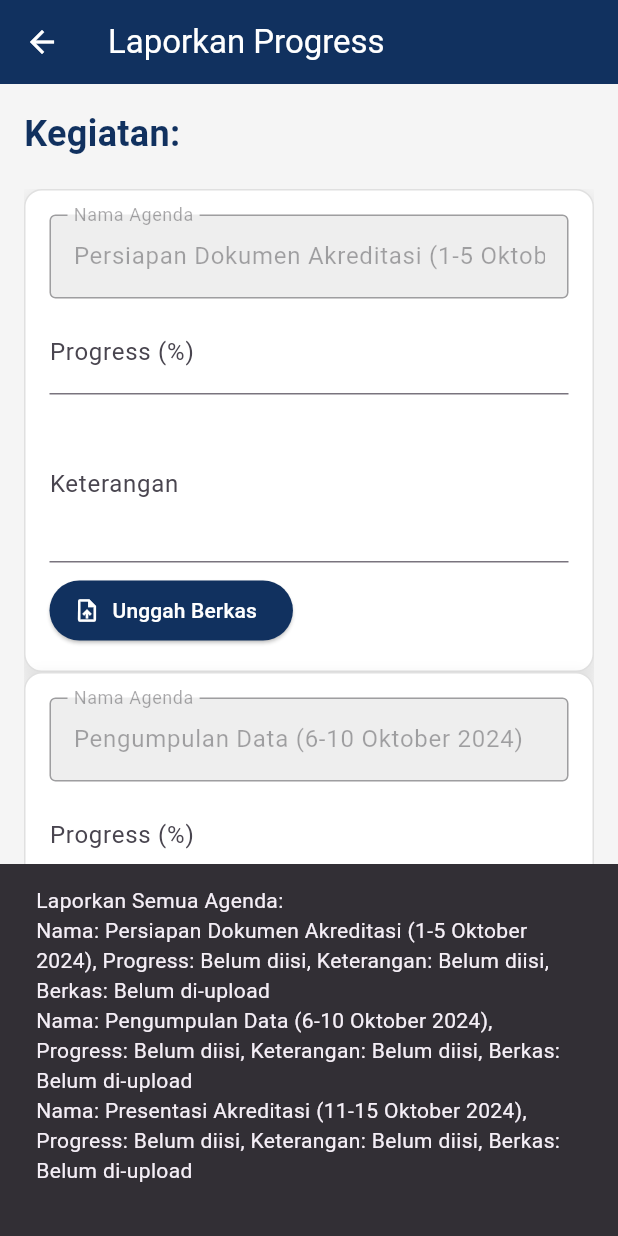
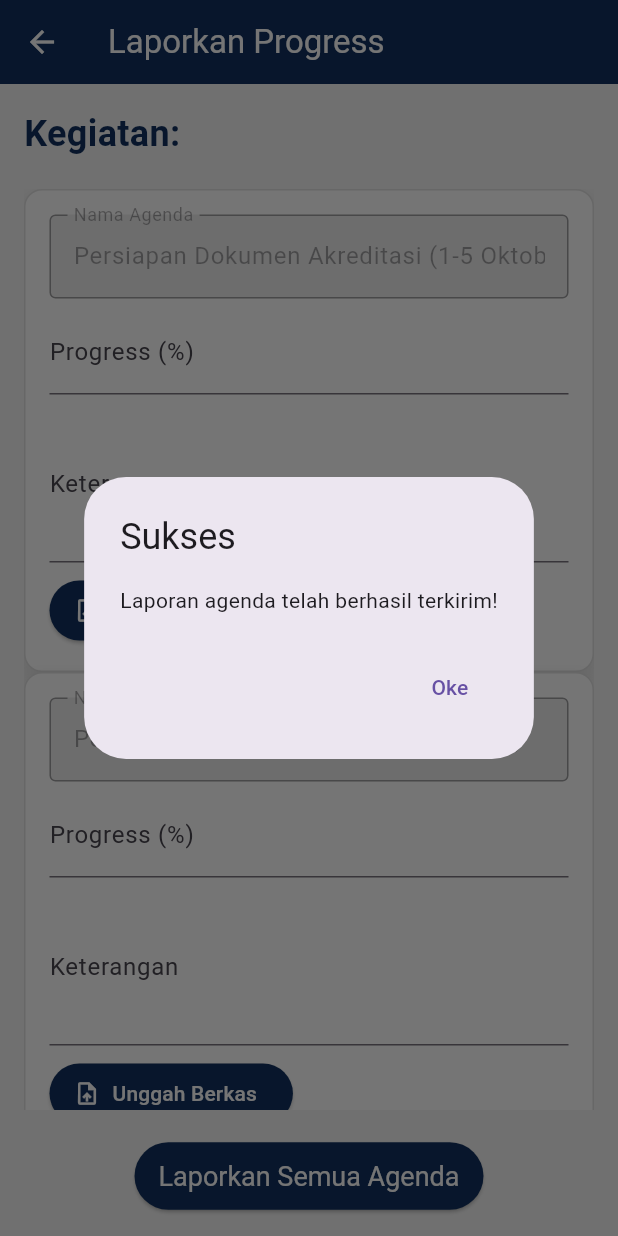
Before and after one commit to Silmymaulia/PemrogramanMobile, a Flutter app: the LaporkanProgressAgenda2Page screen opened directly with empty values, after a tap on "Laporkan Semua Agenda", on a phone screen of 412 x 824 dp. Run offline on Flutter 3.47's test engine with Material 3 defaults, Android fonts, the light colour scheme and no system bars; our stand-ins replace file_picker.

Commit message:
17_Oddis Nur Alifathur Razaaq

```diff
--- a/lib/laporkan_progress_agenda2_page.dart
+++ b/lib/laporkan_progress_agenda2_page.dart
@@ -53,14 +53,23 @@ class _LaporkanProgressAgendaPageState extends State<LaporkanProgressAgenda2Page
             Center(
               child: ElevatedButton(
                 onPressed: () {
-                // Logika untuk mengirim semua laporan
-                String reportMessage = 'Laporkan Semua Agenda:\n';
-                for (var agenda in agendas) {
-                  reportMessage +=
-                      'Nama: ${agenda.name}, Progress: ${agenda.progress ?? "Belum diisi"}, Keterangan: ${agenda.keterangan ?? "Belum diisi"}, Berkas: ${agenda.filePath ?? "Belum di-upload"}\n';
-                }
-                ScaffoldMessenger.of(context).showSnackBar(
-                  SnackBar(content: Text(reportMessage)),
+                  // Menampilkan dialog pop-up setelah sukses terkirim
+                  showDialog(
+                    context: context,
+                    builder: (BuildContext context) {
+                      return AlertDialog(
+                        title: Text('Sukses'),
+                        content: Text('Laporan agenda telah berhasil terkirim!'),
+                        actions: [
+                          TextButton(
+                            onPressed: () {
+                              Navigator.of(context).pop(); // Menutup dialog
+                            },
+                            child: Text('Oke'),
+                          ),
+                        ],
+                      );
+                    },
                   );
                 },
                 child: Text('Laporkan Semua Agenda'),
--- a/lib/progress_kegiatan2_page.dart
+++ b/lib/progress_kegiatan2_page.dart
@@ -25,10 +25,31 @@ class _ProgressKegiatanPageState extends State<ProgressKegiatan2Page> {
   void _updateProgress() {
     setState(() {
       // Update progres dari input pengguna
-      _progressValue = double.tryParse(_progressController.text) ?? _progressValue / 100;
+      _progressValue = (double.tryParse(_progressController.text) ?? _progressValue) / 100;
     });
 
-    // Lakukan tindakan lain untuk memperbarui data (seperti kirim ke backend)
+    // Menampilkan dialog pop-up setelah tombol ditekan
+    showDialog(
+      context: context,
+      builder: (BuildContext context) {
+        return AlertDialog(
+          title: Text('Sukses'),
+          content: Text(
+            'Progres berhasil diperbarui menjadi ${(_progressValue * 100).toStringAsFixed(0)}%.',
+          ),
+          actions: [
+            TextButton(
+              child: Text('Oke'),
+              onPressed: () {
+                Navigator.of(context).pop(); // Tutup dialog
+              },
+            ),
+          ],
+        );
+      },
+    );
+
+    // Logika lain untuk memperbarui data (misal: kirim ke backend)
     print("Progres diperbarui: ${(_progressValue * 100).toStringAsFixed(0)}%");
     print("Keterangan: ${_keteranganController.text}");
     print("Beban Kerja: $_bebanKerja");
```
Lines whose indentation alone changed are shown as unchanged.
